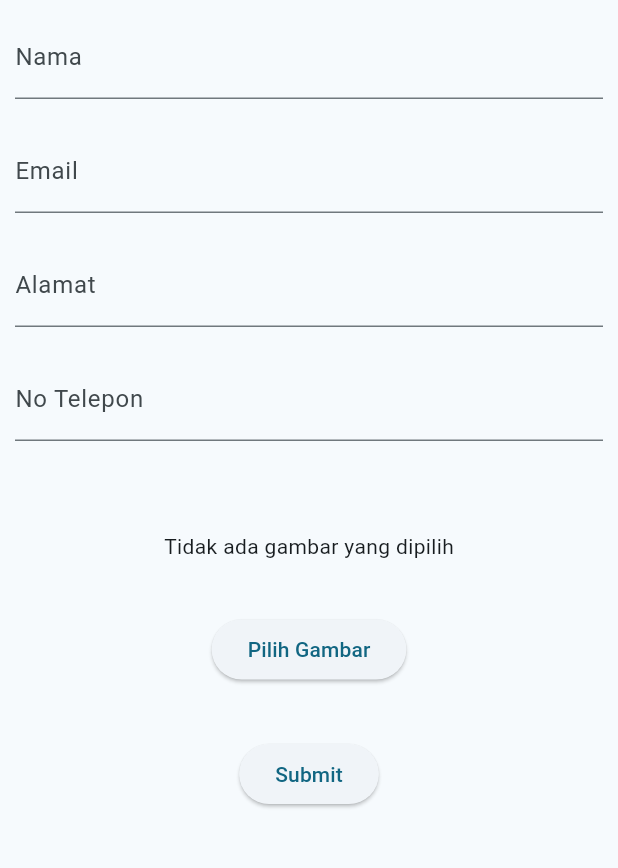
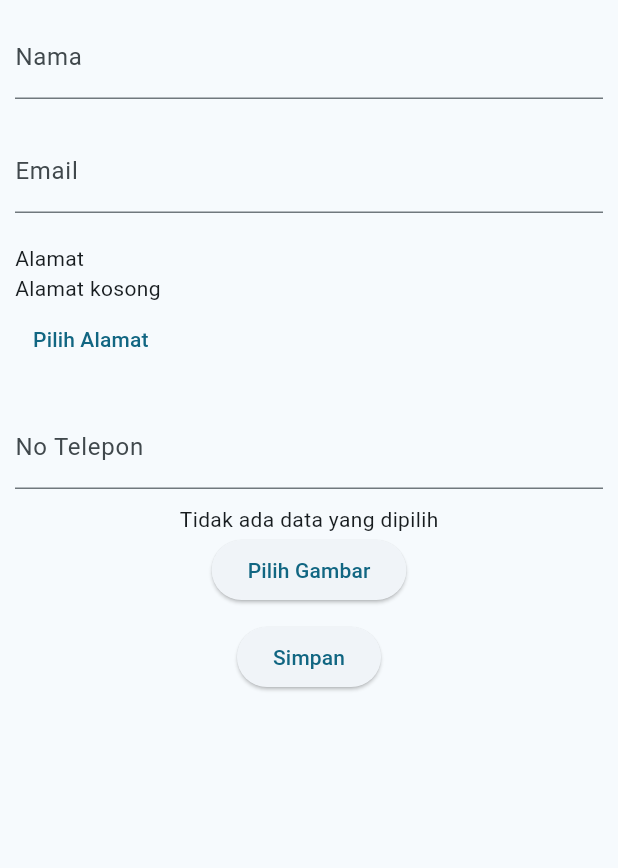
Before and after one commit to bahtera1/datakontak_058, a Flutter app: the screen it shows after launch, after a tap on the "add" icon, on a phone screen of 412 x 824 dp, the part 84-952 px from its top. Run offline on Flutter 3.47's test engine with Material 3 defaults, Android fonts, the phone set to English and light mode, and no system bars; our stand-ins replace geocoding, geolocator, google_maps_flutter, image_picker; network calls fail.

Commit message:
tambah fitur maps

```diff
--- a/lib/presentation/screen/hal_register.dart
+++ b/lib/presentation/screen/hal_register.dart
@@ -3,6 +3,7 @@ import 'dart:io';
 import 'package:data_kontak/presentation/controller/kontak_controller.dart';
 import 'package:data_kontak/domain/model/kontak_model.dart';
 import 'package:data_kontak/presentation/screen/home_view.dart';
+import 'package:data_kontak/presentation/screen/maps_screen.dart';
 import 'package:flutter/material.dart';
 import 'package:image_picker/image_picker.dart';
 
@@ -16,12 +17,12 @@ class FormKontak extends StatefulWidget {
 class _FormKontakState extends State<FormKontak> {
   File? _image;
   final _imagePicker = ImagePicker();
+  String? _alamat;
 
-  final _formkey = GlobalKey<FormState>();
+  final _formKey = GlobalKey<FormState>();
   final _namaController = TextEditingController();
   final _emailController = TextEditingController();
-  final _alamatController = TextEditingController();
-  final _noTeleponController = TextEditingController();
+  final _notelpController = TextEditingController();
 
   final KontakController _personController = KontakController();
 
@@ -49,13 +50,14 @@ class _FormKontakState extends State<FormKontak> {
         backgroundColor: Color.fromARGB(255, 200, 210, 214),
       ),
       body: Form(
-        key: _formkey,
+        key: _formKey,
+        child: SingleChildScrollView(
           child: Column(
             children: [
               Container(
-              margin: EdgeInsets.all(10),
+                margin: const EdgeInsets.all(10),
                 child: TextFormField(
-                decoration: InputDecoration(
+                  decoration: const InputDecoration(
                       labelText: "Nama", hintText: "Masukkan Nama"),
                   controller: _namaController,
                 ),
@@ -63,17 +65,58 @@ class _FormKontakState extends State<FormKontak> {
               Container(
                 margin: EdgeInsets.all(10),
                 child: TextFormField(
-                decoration: InputDecoration(
+                  decoration: const InputDecoration(
                       labelText: "Email", hintText: "Masukkan Email"),
                   controller: _emailController,
                 ),
               ),
               Container(
-              margin: EdgeInsets.all(10),
-              child: TextFormField(
-                decoration: InputDecoration(
-                    labelText: "Alamat", hintText: "Masukkan Alamat"),
-                controller: _alamatController,
+                width: double.infinity,
+                padding: const EdgeInsets.all(10),
+                child: Column(
+                  crossAxisAlignment: CrossAxisAlignment.start,
+                  children: [
+                    const Text("Alamat"),
+                    _alamat == null
+                        ? const SizedBox(
+                            width: double.infinity,
+                            child: Text('Alamat kosong'))
+                        : Text('$_alamat'),
+                    _alamat == null
+                        ? TextButton(
+                            onPressed: () async {
+                              Navigator.push(
+                                context,
+                                MaterialPageRoute(
+                                  builder: (context) => MapScreen(
+                                      onLocationSelected: (selectedAddress) {
+                                    setState(() {
+                                      _alamat = selectedAddress;
+                                    });
+                                  }),
+                                ),
+                              );
+                            },
+                            child: const Text('Pilih Alamat'),
+                          )
+                        : TextButton(
+                            onPressed: () async {
+                              Navigator.push(
+                                context,
+                                MaterialPageRoute(
+                                  builder: (context) => MapScreen(
+                                      onLocationSelected: (selectedAddress) {
+                                    setState(() {
+                                      _alamat = selectedAddress;
+                                    });
+                                  }),
+                                ),
+                              );
+                              setState(() {});
+                            },
+                            child: const Text('Ubah Alamat'),
+                          )
+                  ],
                 ),
               ),
               Container(
@@ -81,56 +124,54 @@ class _FormKontakState extends State<FormKontak> {
                 child: TextFormField(
                   decoration: InputDecoration(
                       labelText: "No Telepon", hintText: "Masukkan No Telepon"),
-                controller: _noTeleponController,
+                  controller: _notelpController,
                 ),
               ),
-            SizedBox(
-              height: 50,
-            ),
               _image == null
-                ? const Text("Tidak ada gambar yang dipilih")
+                  ? const Text("Tidak ada data yang dipilih")
                   : Image.file(_image!),
-            Padding(
-              padding: const EdgeInsets.only(bottom: 25, top: 35),
-              child: ElevatedButton(
+              ElevatedButton(
                 onPressed: () {
                   getImage();
                 },
-                child: Text("Pilih Gambar"),
-              ),
+                child: const Text("Pilih Gambar"),
               ),
               Container(
-              margin: EdgeInsets.all(10),
+                margin: const EdgeInsets.all(10),
                 child: ElevatedButton(
                   onPressed: () async {
-                  if (_formkey.currentState!.validate()) {
-                    _formkey.currentState!.save();
+                    if (_formKey.currentState!.validate()) {
+                      _formKey.currentState!.save();
+                      //Proses simpan data
                       Kontak _person = Kontak(
                         nama: _namaController.text,
                         email: _emailController.text,
-                      alamat: _alamatController.text,
-                      noTelepon: _noTeleponController.text,
+                        alamat: _alamat ?? '',
+                        noTelepon: _notelpController.text,
                         foto: _image!.path,
                       );
-                    // Proses simpan data
                       var result =
                           await _personController.addPerson(_person, _image);
                       ScaffoldMessenger.of(context).showSnackBar(
-                      SnackBar(content: Text(result['message'])),
+                        SnackBar(
+                          content: Text(result['message']),
+                        ),
                       );
                       Navigator.pushAndRemoveUntil(
                         context,
-                      MaterialPageRoute(builder: (context) => const HomeView()),
+                        MaterialPageRoute(
+                            builder: (context) => const HomeView()),
                         (route) => false,
                       );
                     }
                   },
-                child: const Text("Submit"),
+                  child: const Text('Simpan'),
                 ),
               ),
             ],
           ),
         ),
+      ),
     );
   }
 }
--- a/lib/presentation/screen/home_view.dart
+++ b/lib/presentation/screen/home_view.dart
@@ -19,10 +19,11 @@ class _HomeViewState extends State<HomeView> {
     _controller.getPeople();
   }
 
+  @override
   Widget build(BuildContext context) {
     return Scaffold(
       appBar: AppBar(
-        title: const Text("Daftar Orang"),
+        title: Text('Daftar Orang'),
       ),
       body: FutureBuilder<List<Person>>(
         future: _controller.getPeople(),
--- a/pubspec.yaml
+++ b/pubspec.yaml
@@ -37,6 +37,9 @@ dependencies:
   image_picker:
   http:
   path:
+  geolocator: ^9.0.2
+  geocoding: ^2.0.4
+  google_maps_flutter: ^2.2.3
 
 dev_dependencies:
   flutter_test:
```
Also changed, not shown: lib/presentation/screen/maps_screen.dart (added, +114 -0 lines), pubspec.lock, 6 other files. Lines whose indentation alone changed are shown as unchanged.
